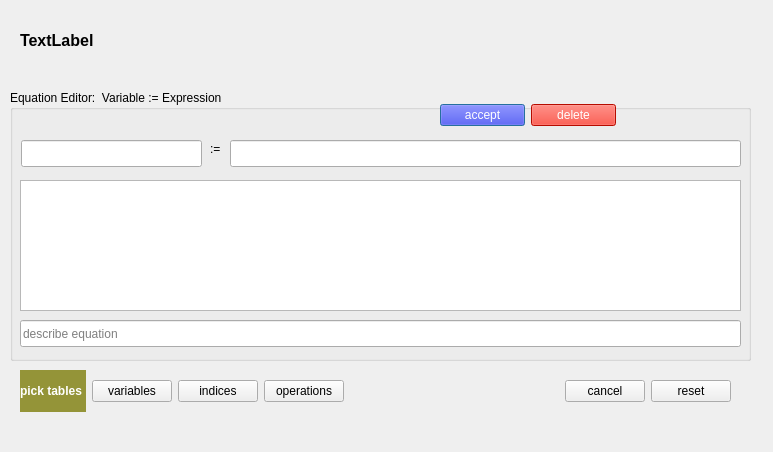
The window that OntologyEquationEditor/ui_equations_dialog.ui (heinz-preisig/ProMo-packages-OntologyBuilder) describes before a commit, drawn with Qt 5.
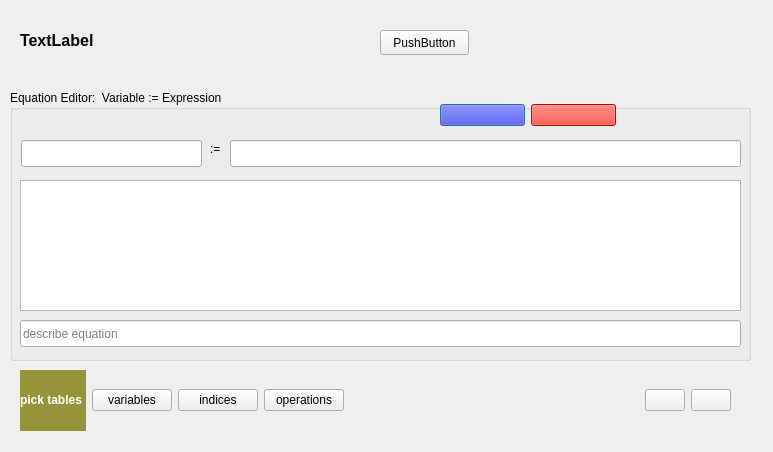
The same window after the commit.

```diff
--- a/OntologyEquationEditor/ui_equations_dialog.ui
+++ b/OntologyEquationEditor/ui_equations_dialog.ui
@@ -106,9 +106,9 @@
     <property name="geometry">
      <rect>
       <x>430</x>
-      <y>10</y>
+      <y>0</y>
       <width>178</width>
-      <height>30</height>
+      <height>51</height>
      </rect>
     </property>
     <layout class="QHBoxLayout" name="horizontalLayout_13">
@@ -134,7 +134,7 @@
 color :rgb(255, 255, 255)</string>
        </property>
        <property name="text">
-        <string>accept</string>
+        <string/>
        </property>
       </widget>
      </item>
@@ -157,7 +157,7 @@
 color:rgb(255, 255, 255)</string>
        </property>
        <property name="text">
-        <string>delete</string>
+        <string/>
        </property>
       </widget>
      </item>
@@ -186,7 +186,7 @@
      <x>20</x>
      <y>370</y>
      <width>711</width>
-     <height>42</height>
+     <height>61</height>
     </rect>
    </property>
    <layout class="QHBoxLayout" name="horizontalLayout_14">
@@ -265,7 +265,7 @@
          <string>reset closes equation editor clears alias table</string>
         </property>
         <property name="text">
-         <string>cancel</string>
+         <string/>
         </property>
        </widget>
       </item>
@@ -275,7 +275,7 @@
          <string>reset closes equation editor clears alias table</string>
         </property>
         <property name="text">
-         <string>reset</string>
+         <string/>
         </property>
        </widget>
       </item>
@@ -283,6 +283,19 @@
     </item>
    </layout>
   </widget>
+  <widget class="QPushButton" name="pushButton">
+   <property name="geometry">
+    <rect>
+     <x>380</x>
+     <y>30</y>
+     <width>89</width>
+     <height>25</height>
+    </rect>
+   </property>
+   <property name="text">
+    <string>PushButton</string>
+   </property>
+  </widget>
  </widget>
  <resources/>
  <connections/>
```
